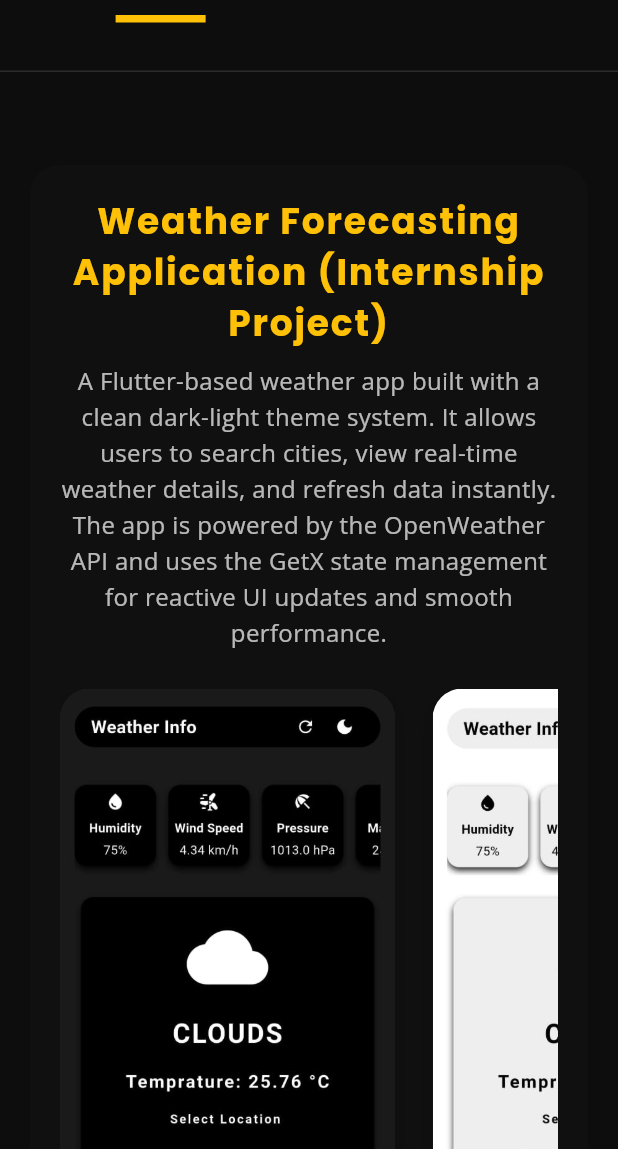
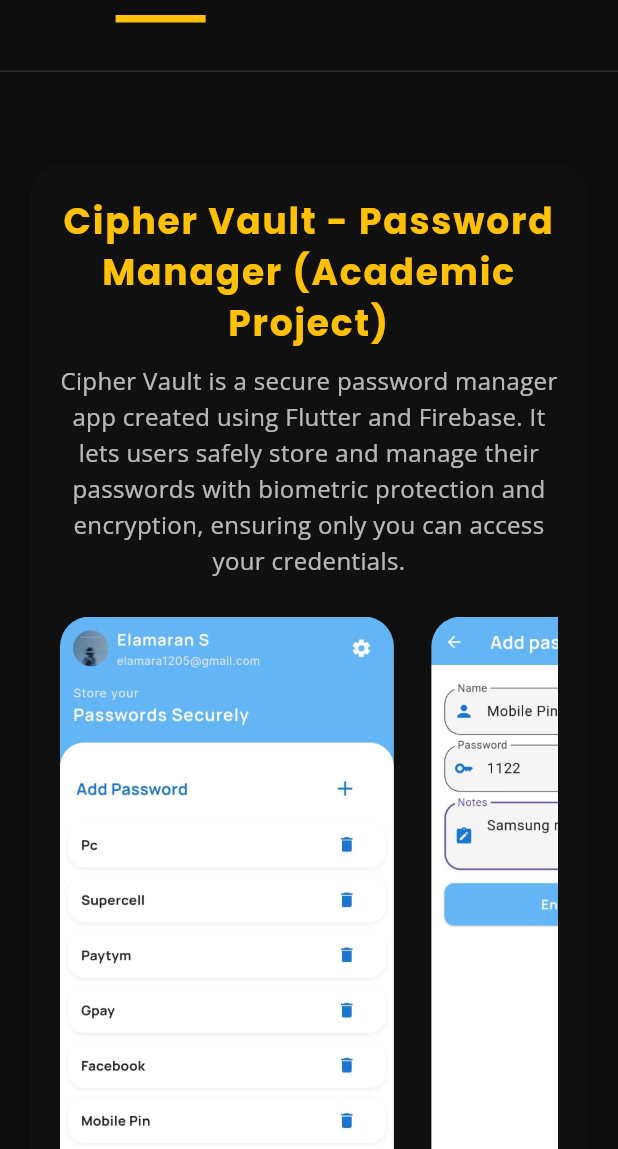
Before and after one commit to elamaran1205/portfolio_v2, a Flutter app: the screen it shows after launch, after a tap on "Projects", on a phone screen of 412 x 824 dp, the part 87-1236 px from its top. Run offline on Flutter 3.47's test engine with Material 3 defaults, Android fonts, the phone set to English and light mode, and no system bars; our stand-ins replace animate_do, font_awesome_flutter, google_fonts.

Commit message:
New Project added

```diff
--- a/lib/models/project_model_data.dart
+++ b/lib/models/project_model_data.dart
@@ -15,6 +15,18 @@ class ProjectModel {
 }
 
 final List<ProjectModel> projects = [
+  ProjectModel(
+    title: "Cipher Vault - Password Manager (Academic Project)",
+    description:
+        "Cipher Vault is a secure password manager app created using Flutter and Firebase. It lets users safely store and manage their passwords with biometric protection and encryption, ensuring only you can access your credentials.",
+    imagePaths: [
+      "assets/img/project3img1.png",
+      "assets/img/project3img2.png",
+      "assets/img/project3img3.png",
+    ],
+    techStack: ["Flutter", "FireBase", "Encryption - Decryption", "Get X"],
+    githubUrl: "https://github.com/elamaran1205/password_manager.git",
+  ),
   ProjectModel(
     title: "Weather Forecasting Application (Internship Project)",
     description:
--- a/lib/pages/Complete_home.dart
+++ b/lib/pages/Complete_home.dart
@@ -86,8 +86,7 @@ class _CompleteHomeState extends State<CompleteHome> {
         ),
         const SizedBox(height: 16),
         Text(
-          "I'm a final-year student working with Flutter to build modern apps and\n"
-          "learning Python to strengthen my backend and DSA skills.",
+          "I'm a final-year Computer Applications student building modern apps with Flutter and learning Python to strengthen my backend and DSA skills",
           style: AppTextStyles.body.copyWith(
             fontSize: isMobile ? 16 : 18,
             color: AppColors.textSecondary,
--- a/pubspec.yaml
+++ b/pubspec.yaml
@@ -20,7 +20,13 @@ dev_dependencies:
   flutter_test:
     sdk: flutter
   flutter_lints: ^5.0.0
+  flutter_launcher_icons: ^0.13.1
 
+
+flutter_launcher_icons:
+  web:
+    generate: true
+    image_path: "assets/icons/myicon.png"
 flutter:
   uses-material-design: true
   assets:
```
Also changed, not shown: assets/icons/myicon.png (added), assets/img/project3img1.png (added), assets/img/project3img2.png (added), assets/img/project3img3.png (added), pubspec.lock, 6 other files.
